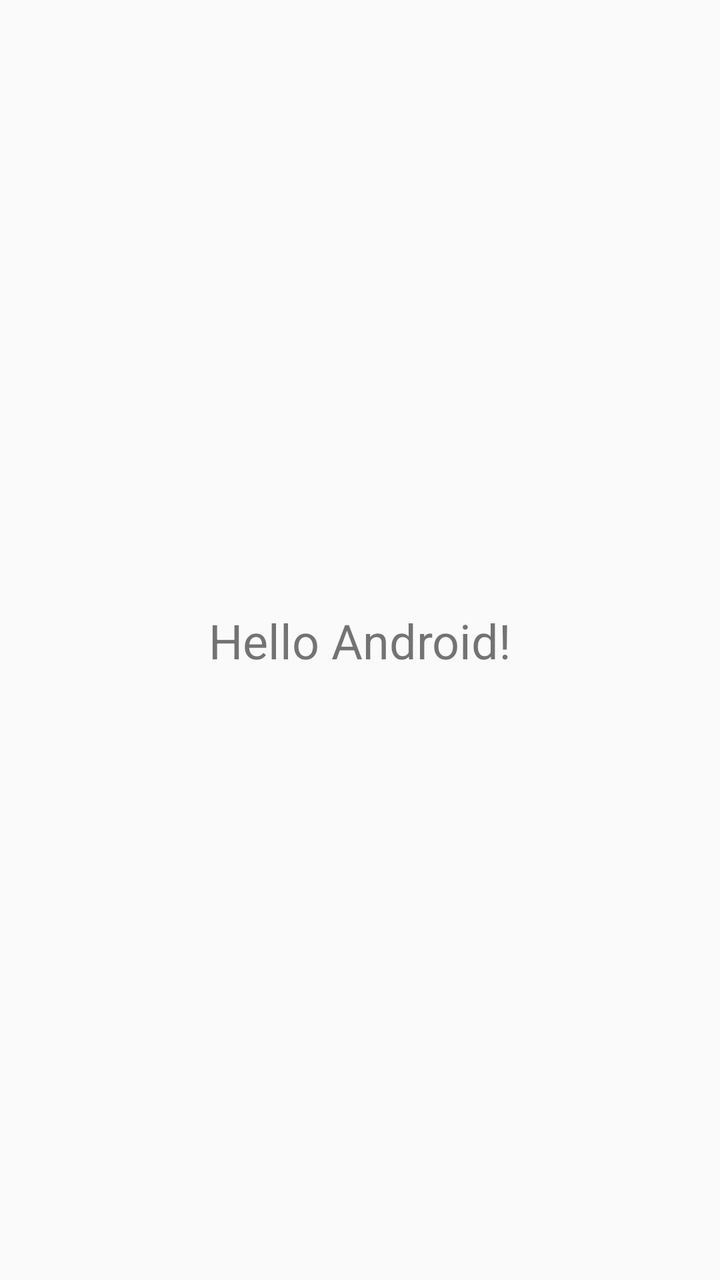
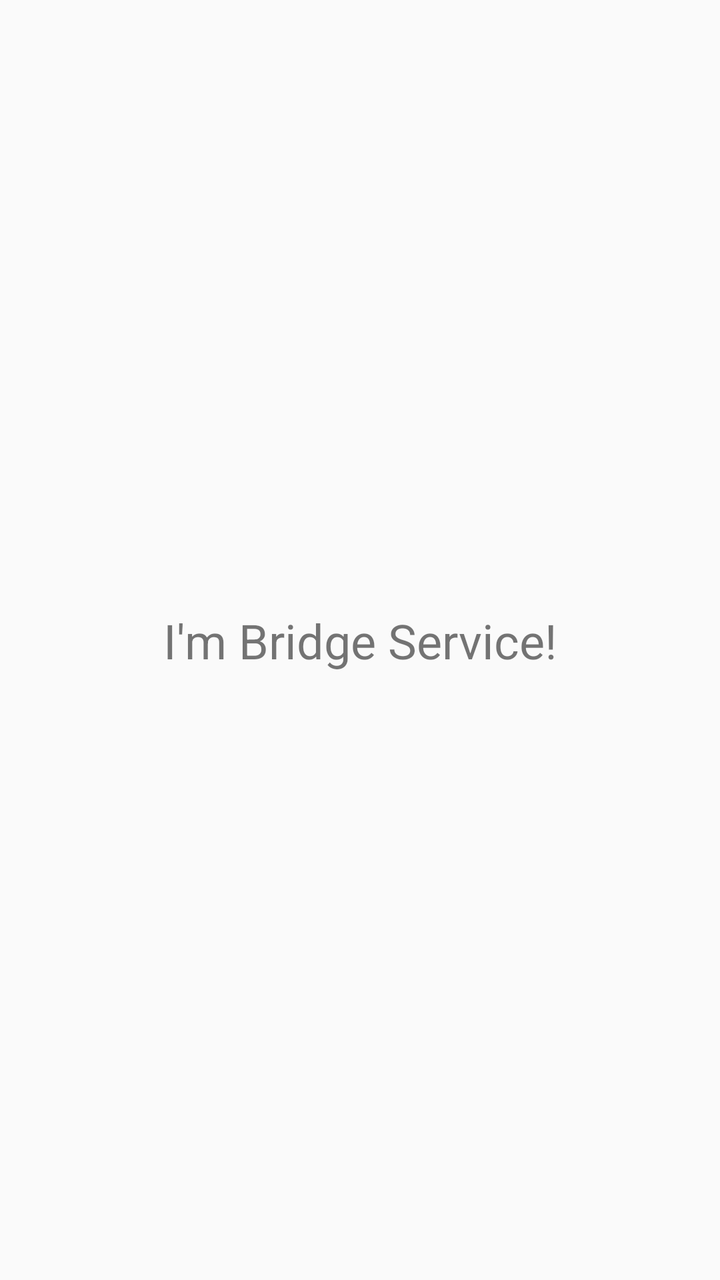

The first picture is an Android layout as it rendered before a commit; the second is the same layout after the commit. The layout source and the unified diff follow.
<!-- AndroidManifest.xml: activity theme Theme.XGBGBridgeService -->
<!-- res/layout/activity_main.xml -->
<?xml version="1.0" encoding="utf-8"?>
<androidx.constraintlayout.widget.ConstraintLayout
    xmlns:android="http://schemas.android.com/apk/res/android"
    xmlns:app="http://schemas.android.com/apk/res-auto"
    android:layout_width="match_parent"
    android:layout_height="match_parent">

    <TextView
        android:id="@+id/tv_hello"
        android:layout_width="wrap_content"
        android:layout_height="wrap_content"
        android:text="Hello Android!"
        android:textSize="24sp"
        app:layout_constraintTop_toTopOf="parent"
        app:layout_constraintBottom_toBottomOf="parent"
        app:layout_constraintStart_toStartOf="parent"
        app:layout_constraintEnd_toEndOf="parent" />

</androidx.constraintlayout.widget.ConstraintLayout>
<!-- resources referenced by this layout -->
<resources>
  <style name="Theme.XGBGBridgeService" parent="Theme.AppCompat.Light.NoActionBar" />
</resources>

<!-- the commit's change to res/layout/activity_main.xml (unified diff, before → after) -->
@@ -1,7 +1,7 @@
 <?xml version="1.0" encoding="utf-8"?>
-<androidx.constraintlayout.widget.ConstraintLayout
-    xmlns:android="http://schemas.android.com/apk/res/android"
+<androidx.constraintlayout.widget.ConstraintLayout xmlns:android="http://schemas.android.com/apk/res/android"
     xmlns:app="http://schemas.android.com/apk/res-auto"
+    xmlns:tools="http://schemas.android.com/tools"
     android:layout_width="match_parent"
     android:layout_height="match_parent">
 
@@ -9,11 +9,12 @@
         android:id="@+id/tv_hello"
         android:layout_width="wrap_content"
         android:layout_height="wrap_content"
-        android:text="Hello Android!"
+        android:text="I'm Bridge Service!"
         android:textSize="24sp"
+        app:layout_constraintBottom_toBottomOf="parent"
+        app:layout_constraintEnd_toEndOf="parent"
+        app:layout_constraintStart_toStartOf="parent"
         app:layout_constraintTop_toTopOf="parent"
-        app:layout_constraintBottom_toBottomOf="parent"
-        app:layout_constraintStart_toStartOf="parent"
-        app:layout_constraintEnd_toEndOf="parent" />
+        tools:ignore="HardcodedText" />
 
 </androidx.constraintlayout.widget.ConstraintLayout>
